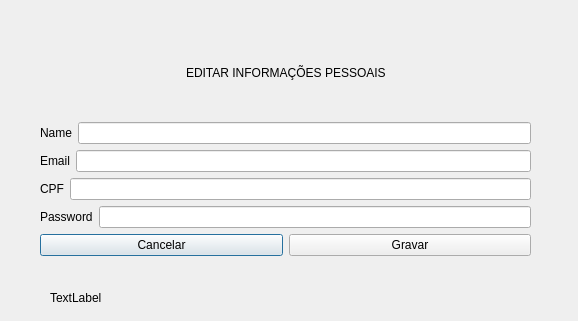
Old version of the form views/editclient.ui in the repository caffeine-free/cursos-ja.
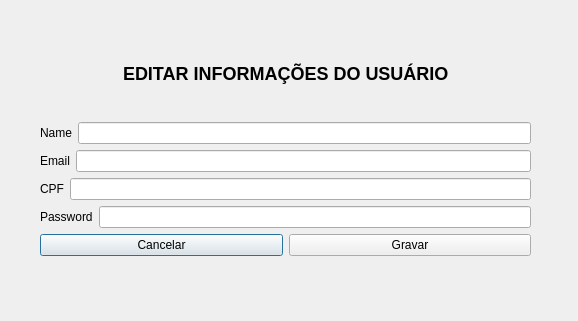
New version of the form.

Patch:
```diff
--- a/views/editclient.ui
+++ b/views/editclient.ui
@@ -40,8 +40,11 @@
       </item>
       <item>
        <widget class="QLabel" name="txt_id_client">
+        <property name="styleSheet">
+         <string notr="true">font-weight: bold; font-size: 18px</string>
+        </property>
         <property name="text">
-         <string>EDITAR INFORMAÇÕES PESSOAIS</string>
+         <string>EDITAR INFORMAÇÕES DO USUÁRIO</string>
         </property>
        </widget>
       </item>
@@ -157,7 +160,7 @@
     </rect>
    </property>
    <property name="text">
-    <string>TextLabel</string>
+    <string/>
    </property>
   </widget>
  </widget>
```
